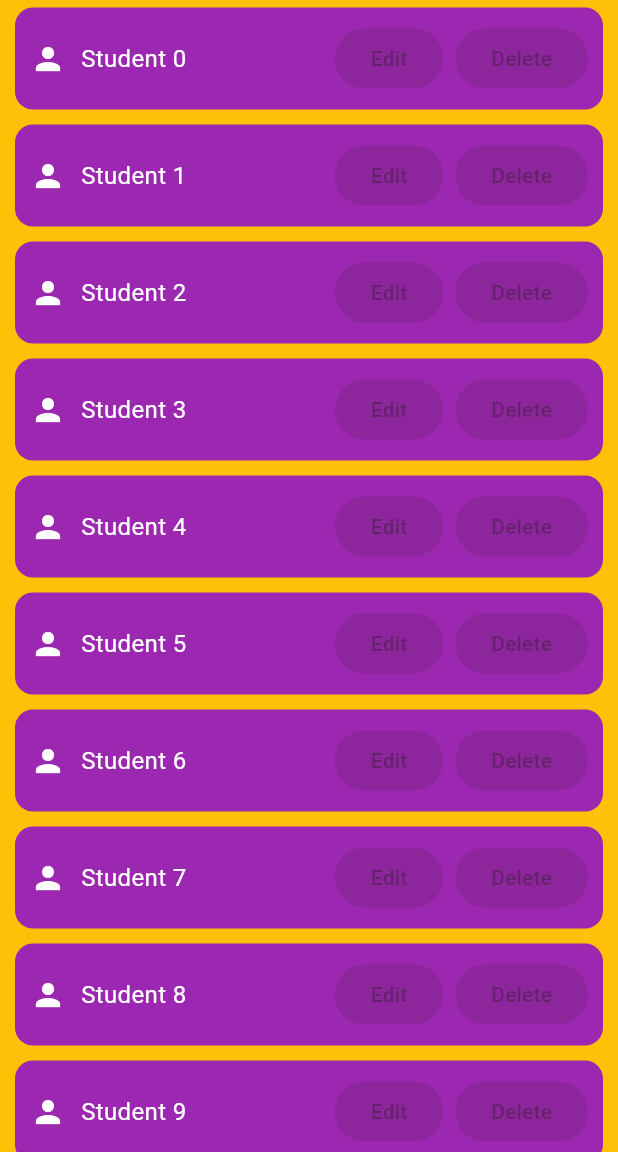
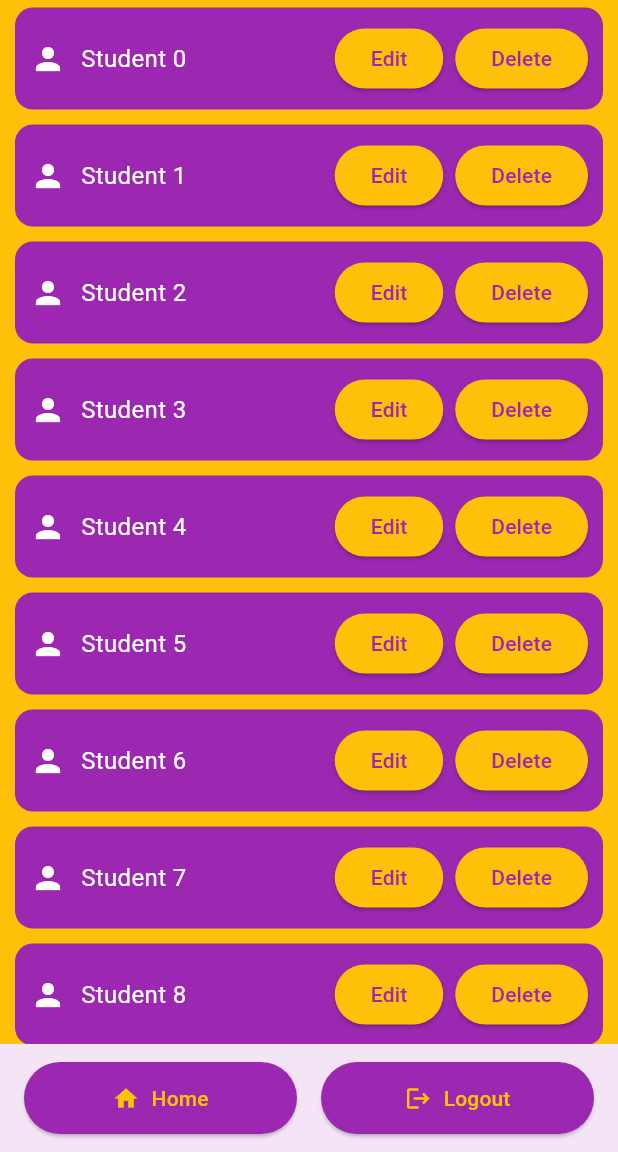
Before and after one commit to Joelscariajustine123/SMS--firebase, a Flutter app: the screen it shows once a user with an empty profile is signed in, on a phone screen of 412 x 824 dp, the part 84-1236 px from its top. Run offline on Flutter 3.47's test engine with Material 3 defaults, Android fonts, the phone set to English and light mode, and no system bars; our stand-ins replace firebase_auth, firebase_core; accounts and stored records are empty.

Commit message:
Change in ongoinglist student button

```diff
--- a/lib/ongoing_list.dart
+++ b/lib/ongoing_list.dart
@@ -82,10 +82,142 @@
 // );
 // }
 // }
+// import 'package:flutter/material.dart';
+// import 'package:firebase_auth/firebase_auth.dart';
+// import 'homescreen.dart';   // your dashboard
+// import 'login.dart';       // screen to return to after sign-out
+
+// class Listview extends StatefulWidget {
+//   const Listview({super.key});
+
+//   @override
+//   State<Listview> createState() => _ListviewState();
+// }
+
+// class _ListviewState extends State<Listview> {
+//   Future<void> _logout() async {
+//     await FirebaseAuth.instance.signOut();
+//     if (mounted) {
+//       Navigator.pushAndRemoveUntil(
+//         context,
+//         MaterialPageRoute(builder: (_) => const Login()),
+//         (route) => false,
+//       );
+//     }
+//   }
+
+//   void _goHome() {
+//     Navigator.push(
+//       context,
+//       MaterialPageRoute(builder: (_) => const Homescreen()),
+//     );
+//   }
+
+//   @override
+//   Widget build(BuildContext context) {
+//     return Scaffold(
+//       appBar: AppBar(
+//         backgroundColor: Colors.purple,
+//         leading: InkWell(
+//            onTap: () {
+//                   Navigator.push(
+//                     context,
+//                     MaterialPageRoute(builder: (context) => Homescreen()),
+//                   );
+//                 },
+//                 child: Image.asset("assets/image/logo.png"),
+//         ),
+//         title: const Text("List of Students"),
+//       ),
+//       backgroundColor: Colors.amber,
+
+//       body: Column(
+//         children: [
+//           // scrollable list
+//           Expanded(
+//             child: ListView.builder(
+//               itemCount: 20,
+//               itemBuilder: (_, index) => _studentTile(index),
+//             ),
+//           ),
+
+//           // bottom bar with Home & Logout
+//           // Container(
+//           //   padding: const EdgeInsets.symmetric(vertical: 12, horizontal: 16),
+//           //   color: Colors.purple.shade50,
+//           //   child: Row(
+//           //     children: [
+//           //       Expanded(
+//           //         child: ElevatedButton.icon(
+//           //           icon: const Icon(Icons.home),
+//           //           label: const Text("Home"),
+//           //           style: ElevatedButton.styleFrom(
+//           //             backgroundColor: Colors.purple,
+//           //             foregroundColor: Colors.amber,
+//           //             padding: const EdgeInsets.symmetric(vertical: 14),
+//           //           ),
+//           //           onPressed: _goHome,
+//           //         ),
+//           //       ),
+//           //       const SizedBox(width: 16),
+//           //       Expanded(
+//           //         child: ElevatedButton.icon(
+//           //           icon: const Icon(Icons.logout),
+//           //           label: const Text("Logout"),
+//           //           style: ElevatedButton.styleFrom(
+//           //             backgroundColor: Colors.purple,
+//           //             foregroundColor: Colors.amber,
+//           //             padding: const EdgeInsets.symmetric(vertical: 14),
+//           //           ),
+//           //           onPressed: _logout,
+//           //         ),
+//           //       ),
+//           //     ],
+//           //   ),
+//           // ),
+//         ],
+//       ),
+//     );
+//   }
+
+//   // ---- list tile ----
+//   Widget _studentTile(int index) => Container(
+//         margin: const EdgeInsets.symmetric(vertical: 5, horizontal: 10),
+//         padding: const EdgeInsets.all(10),
+//         decoration: BoxDecoration(
+//           color: Colors.purple,
+//           borderRadius: BorderRadius.circular(12),
+//         ),
+//         child: Row(
+//           children: [
+//             const Icon(Icons.person, color: Colors.white),
+//             const SizedBox(width: 10),
+//             Expanded(
+//               child: Text('Student $index',
+//                   style: const TextStyle(color: Colors.white, fontSize: 16)),
+//             ),
+//             _actionButton(text: 'Edit'),
+//             const SizedBox(width: 8),
+//             _actionButton(text: 'Delete'),
+//           ],
+//         ),
+//       );
+
+//   Widget _actionButton({String? text,void Function()? onPressed}) => ElevatedButton(
+//         style: ElevatedButton.styleFrom(
+//           backgroundColor: Colors.amber,
+//           foregroundColor: Colors.purple,
+//         ),
+//         onPressed: onPressed,
+//         child: Text(text??''),
+//       );
+// }
+
+
 import 'package:flutter/material.dart';
 import 'package:firebase_auth/firebase_auth.dart';
-import 'homescreen.dart';   // your dashboard
-import 'login.dart';       // screen to return to after sign-out
+import 'homescreen.dart';   // your dashboard screen
+import 'login.dart';       // your login screen
 
 class Listview extends StatefulWidget {
   const Listview({super.key});
@@ -119,13 +251,8 @@ class _ListviewState extends State<Listview> {
       appBar: AppBar(
         backgroundColor: Colors.purple,
         leading: InkWell(
-           onTap: () {
-                  Navigator.push(
-                    context,
-                    MaterialPageRoute(builder: (context) => Homescreen()),
-                  );
-                },
-                child: Image.asset("assets/image/logo.png"),
+          onTap: _goHome,
+          child: Image.asset("assets/image/logo.png"),
         ),
         title: const Text("List of Students"),
       ),
@@ -133,7 +260,7 @@ class _ListviewState extends State<Listview> {
 
       body: Column(
         children: [
-          // scrollable list
+          // student list
           Expanded(
             child: ListView.builder(
               itemCount: 20,
@@ -141,46 +268,46 @@ class _ListviewState extends State<Listview> {
             ),
           ),
 
-          // bottom bar with Home & Logout
-          // Container(
-          //   padding: const EdgeInsets.symmetric(vertical: 12, horizontal: 16),
-          //   color: Colors.purple.shade50,
-          //   child: Row(
-          //     children: [
-          //       Expanded(
-          //         child: ElevatedButton.icon(
-          //           icon: const Icon(Icons.home),
-          //           label: const Text("Home"),
-          //           style: ElevatedButton.styleFrom(
-          //             backgroundColor: Colors.purple,
-          //             foregroundColor: Colors.amber,
-          //             padding: const EdgeInsets.symmetric(vertical: 14),
-          //           ),
-          //           onPressed: _goHome,
-          //         ),
-          //       ),
-          //       const SizedBox(width: 16),
-          //       Expanded(
-          //         child: ElevatedButton.icon(
-          //           icon: const Icon(Icons.logout),
-          //           label: const Text("Logout"),
-          //           style: ElevatedButton.styleFrom(
-          //             backgroundColor: Colors.purple,
-          //             foregroundColor: Colors.amber,
-          //             padding: const EdgeInsets.symmetric(vertical: 14),
-          //           ),
-          //           onPressed: _logout,
-          //         ),
-          //       ),
-          //     ],
-          //   ),
-          // ),
+          // bottom row: Home + Logout
+          Container(
+            padding: const EdgeInsets.symmetric(vertical: 12, horizontal: 16),
+            color: Colors.purple.shade50,
+            child: Row(
+              children: [
+                Expanded(
+                  child: ElevatedButton.icon(
+                    icon: const Icon(Icons.home),
+                    label: const Text("Home"),
+                    style: ElevatedButton.styleFrom(
+                      backgroundColor: Colors.purple,
+                      foregroundColor: Colors.amber,
+                      padding: const EdgeInsets.symmetric(vertical: 14),
+                    ),
+                    onPressed: _goHome,
+                  ),
+                ),
+                const SizedBox(width: 16),
+                Expanded(
+                  child: ElevatedButton.icon(
+                    icon: const Icon(Icons.logout),
+                    label: const Text("Logout"),
+                    style: ElevatedButton.styleFrom(
+                      backgroundColor: Colors.purple,
+                      foregroundColor: Colors.amber,
+                      padding: const EdgeInsets.symmetric(vertical: 14),
+                    ),
+                    onPressed: _logout,
+                  ),
+                ),
+              ],
+            ),
+          ),
         ],
       ),
     );
   }
 
-  // ---- list tile ----
+  // list item
   Widget _studentTile(int index) => Container(
         margin: const EdgeInsets.symmetric(vertical: 5, horizontal: 10),
         padding: const EdgeInsets.all(10),
@@ -203,12 +330,14 @@ class _ListviewState extends State<Listview> {
         ),
       );
 
-  Widget _actionButton({String? text,void Function()? onPressed}) => ElevatedButton(
+  // action buttons
+  Widget _actionButton({String? text, void Function()? onPressed}) =>
+      ElevatedButton(
         style: ElevatedButton.styleFrom(
           backgroundColor: Colors.amber,
           foregroundColor: Colors.purple,
         ),
-        onPressed: onPressed,
-        child: Text(text??''),
+        onPressed: onPressed ?? () {},
+        child: Text(text ?? ''),
       );
 }
```
